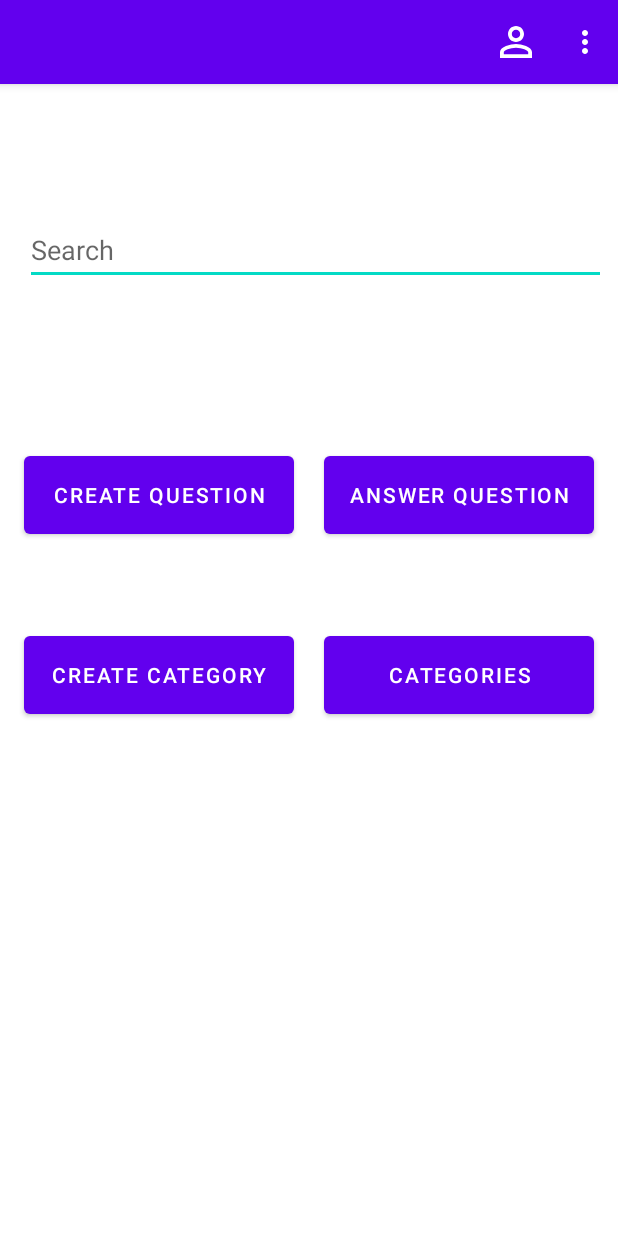
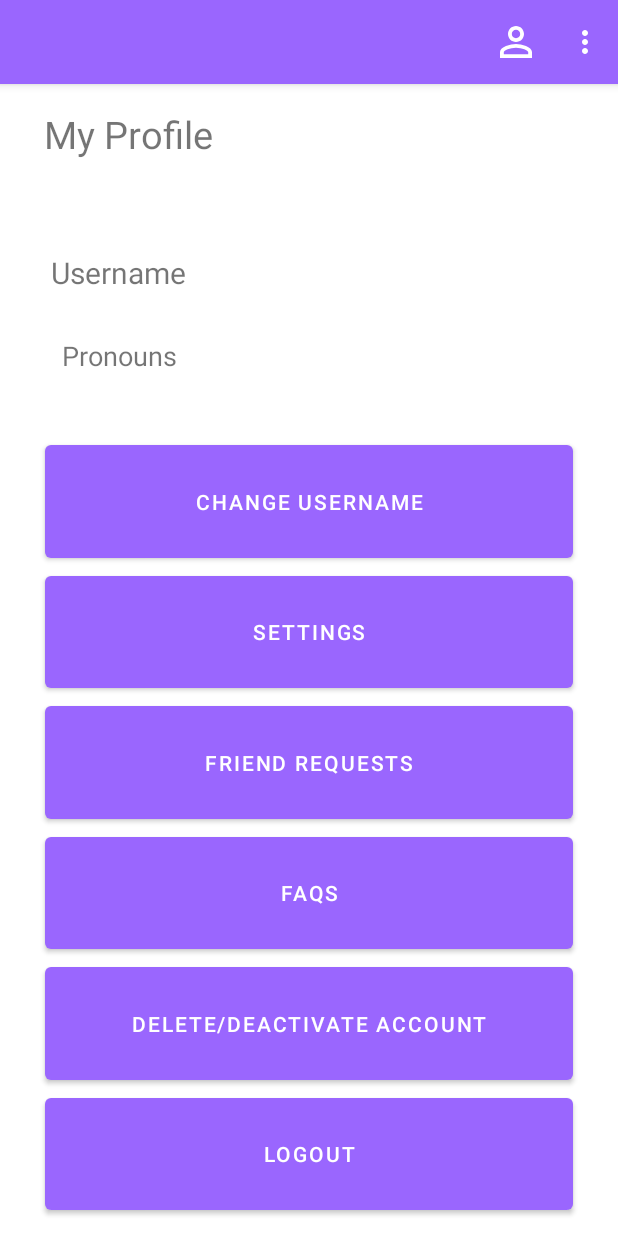
Before and after one commit to portryan/Truth-or-Err-Capstone, an Android app: the screen it shows after launch (MainActivity before the commit, Profile after it), after a tap on "Profile", on a phone screen of 412 x 824 dp. Run offline under Robolectric (Android 15) with nearby library versions, the phone set to English and light mode, and no system bars.

Commit message:
Fixed navigation to profile page

```diff
--- a/app/src/main/AndroidManifest.xml
+++ b/app/src/main/AndroidManifest.xml
@@ -22,6 +22,9 @@
             android:name=".CreateQuestion"
             android:exported="false" />
         <activity
+            android:name=".Profile"
+            android:exported="false" />
+        <activity
             android:name=".MainActivity"
             android:exported="true">
             <intent-filter>
--- a/app/src/main/java/com/portryan/truthorerrcapstone/MainActivity.java
+++ b/app/src/main/java/com/portryan/truthorerrcapstone/MainActivity.java
@@ -6,6 +6,7 @@ import android.content.Intent;
 import android.os.Bundle;
 import android.view.Menu;
 import android.view.MenuInflater;
+import android.view.MenuItem;
 import android.view.View;
 import android.widget.Button;
 import android.widget.EditText;
@@ -18,6 +19,18 @@ public class MainActivity extends AppCompatActivity {
         MenuInflater inflater = getMenuInflater();
         inflater.inflate(R.menu.main_menu, menu);
         return true;
+    }
+
+    @Override
+    public boolean onOptionsItemSelected(MenuItem item) {
+        switch (item.getItemId()) {
+            case R.id.action_profile:
+                    Intent intent = new Intent(this, Profile.class);
+                    startActivity(intent);
+                    return true;
+            default:
+                return super.onOptionsItemSelected(item);
+            }
     }
 
     @Override
--- a/app/src/main/java/com/portryan/truthorerrcapstone/Profile.java
+++ b/app/src/main/java/com/portryan/truthorerrcapstone/Profile.java
@@ -3,9 +3,17 @@ package com.portryan.truthorerrcapstone;
 import androidx.appcompat.app.AppCompatActivity;
 
 import android.os.Bundle;
+import android.view.Menu;
+import android.view.MenuInflater;
 
 public class Profile extends AppCompatActivity {
 
+
+    public boolean onCreateOptionsMenu(Menu menu) {
+        MenuInflater inflater = getMenuInflater();
+        inflater.inflate(R.menu.main_menu, menu);
+        return true;
+    }
     @Override
     protected void onCreate(Bundle savedInstanceState) {
         super.onCreate(savedInstanceState);
--- a/app/src/main/res/layout/activity_answer_question.xml
+++ b/app/src/main/res/layout/activity_answer_question.xml
@@ -68,7 +68,7 @@
         app:layout_constraintEnd_toStartOf="@+id/textView2"
         app:layout_constraintStart_toStartOf="parent"
         app:layout_constraintTop_toTopOf="parent"
-        tools:srcCompat="@tools:sample/avatars" />
+        tools:srcCompat="@drawable/avatar" />
 
     <TextView
         android:id="@+id/textView2"
--- a/app/src/main/res/layout/activity_profile.xml
+++ b/app/src/main/res/layout/activity_profile.xml
@@ -98,6 +98,7 @@
         android:text="FAQs"
         app:layout_constraintBottom_toTopOf="@+id/deleteOrDeactivateAccount"
         app:layout_constraintEnd_toEndOf="parent"
+        app:layout_constraintHorizontal_bias="0.0"
         app:layout_constraintStart_toStartOf="parent"
         app:layout_constraintTop_toBottomOf="@+id/friendRequests" />
 
--- a/app/src/main/res/values/themes.xml
+++ b/app/src/main/res/values/themes.xml
@@ -2,9 +2,9 @@
     <!-- Base application theme. -->
     <style name="Theme.TruthorErrCapstone" parent="Theme.MaterialComponents.DayNight.DarkActionBar">
         <!-- Primary brand color. -->
-        <item name="colorPrimary">@color/purple_500</item>
+        <item name="colorPrimary">#9A66FE</item>
         <item name="colorPrimaryVariant">@color/purple_700</item>
-        <item name="colorOnPrimary">@color/white</item>
+        <item name="colorOnPrimary">#FFFFFF</item>
         <!-- Secondary brand color. -->
         <item name="colorSecondary">@color/teal_200</item>
         <item name="colorSecondaryVariant">@color/teal_700</item>
```
